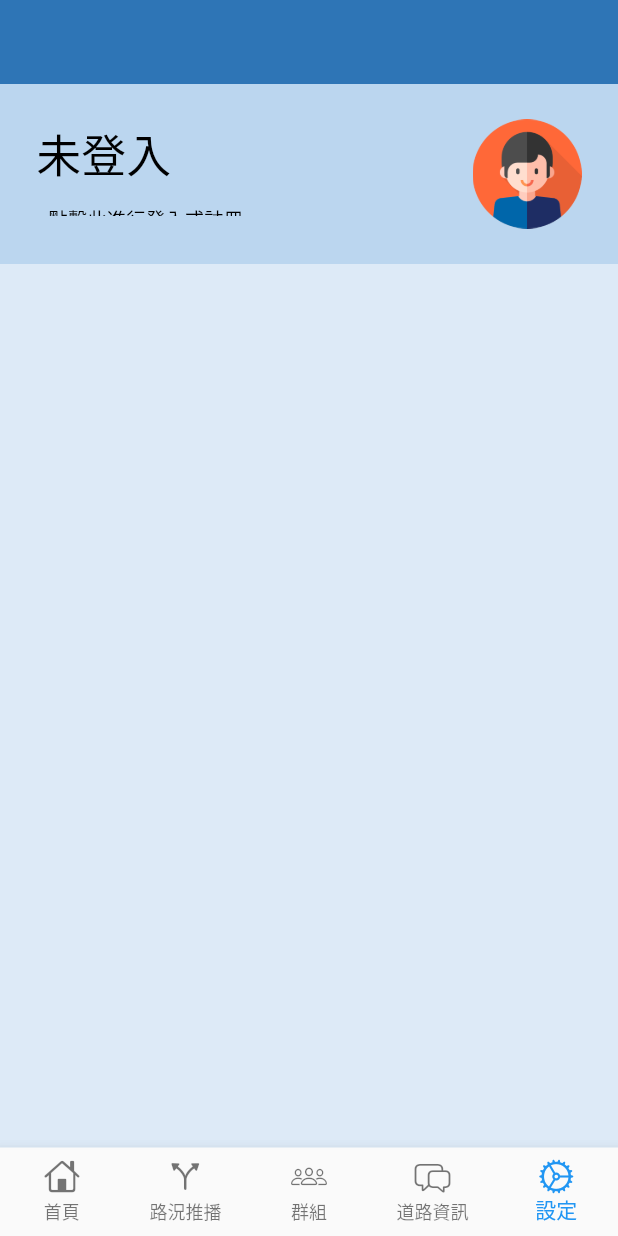
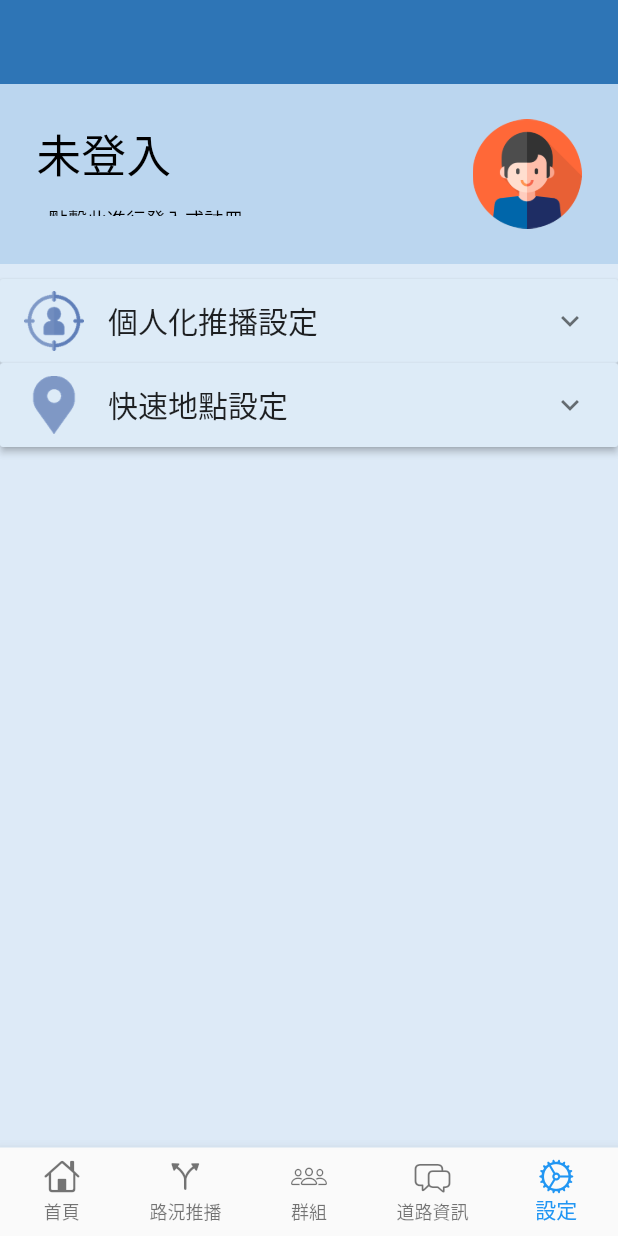
Before and after one commit to lavender0526/TrafficHero-Frontend-APP, a Flutter app: the screen it shows after launch, item 5 of the bottom bar chosen, on a phone screen of 412 x 824 dp. Run offline on Flutter 3.47's test engine with Material 2 defaults, Android fonts, the phone set to English and light mode, and no system bars.

Commit message:
feat: 下拉式複選單設計完成

```diff
--- a/lib/function/setting.dart
+++ b/lib/function/setting.dart
@@ -9,19 +9,36 @@ class setting extends StatefulWidget {
   @override
   State<setting> createState() => _setting();
 }
-
+class Step {
+  Step(
+      this.img,
+      this.title,
+      [this.isExpanded = false]
+      );
+  String img;
+  String title;
+  bool isExpanded;
+}
+//在這擴增設定
+List<Step> getPersonSet() {
+  return [
+    Step('assets/imgSetting/personSet.png','個人化推播設定'),
+  ];
+}
+List<Step> getLocationSet() {
+  return [
+    Step('assets/imgSetting/locationSet.png','快速地點設定'),
+  ];
+}
 class setCheckBox{
-    bool selected;
-    String text;
-    setCheckBox(this.text,this.selected);
-}
-class openState{
-  openState([this.isOpen=false]);
-  bool isOpen;
+  bool selected;
+  String text;
+  setCheckBox(this.text,this.selected);
 }
 
 class _setting extends State<setting> {
-  final List<openState> _openState=[];
+  final List<Step> _getPersonSet = getPersonSet();
+  final List<Step> _getLocationSet = getLocationSet();
   List<setCheckBox> personSet =[];
   List<setCheckBox> locationSet =[];
 
@@ -103,64 +120,73 @@ class _setting extends State<setting> {
               ),
             ),
             SizedBox(height: 10,),
-            Container(
-                // child:ListView.builder(
-                //     itemBuilder: (BuildContext context, int index){
-                //       return ExpansionPanelList (
-                //         expansionCallback: (int index, bool isExpanded) {
-                //           setState(() {
-                //             _openState[index].isOpen = !isExpanded;
-                //           });
-                //         },
-                //         animationDuration: Duration(milliseconds:1000),
-                //         dividerColor:Colors.red,
-                //         elevation:1,
-                //         children:
-                //         // children : [
-                //         //   ExpansionPanel (
-                //         //     headerBuilder: (BuildContext context, bool isExpanded) {
-                //         //       return ListTile(
-                //         //         title: Text('個人化推播設定'),
-                //         //       );
-                //         //     },
-                //         //     body: ListTile(
-                //         //       title: Text('test'),
-                //         //     ),
-                //         //     // Column(
-                //         //     //   children:
-                //         //     //   personSet.map((e) {
-                //         //     //     return _personSet(e);
-                //         //     //   }).toList(),
-                //         //     // ),
-                //         //     canTapOnHeader: true,
-                //         //     isExpanded: isOpen,
-                //         //   ),
-                //         //   // ExpansionPanel (
-                //         //   //   headerBuilder: (BuildContext context, bool isExpanded) {
-                //         //   //     return ListTile(
-                //         //   //       title: Text('快速地點設定'),
-                //         //   //     );
-                //         //   //   },
-                //         //   //   body: Column(
-                //         //   //     children:
-                //         //   //     locationSet.map((e) {
-                //         //   //       return _locationSet(e);
-                //         //   //     }).toList(),
-                //         //   //   ),
-                //         //   //   isExpanded: isOpen,
-                //         //   // ),
-                //         // ],
-                //       );
-                //     }
-                // )
-            )
-
-
+            Column(
+                children:[
+                  _setPerson(),
+                  _setlocation(),
+                ]
+            ),
               ],
             )
               );
   }
-
+  Widget _setPerson() {//個人化推播設定
+    return ExpansionPanelList(
+      expansionCallback: (int index, bool isExpanded) {
+        setState(() {
+          _getPersonSet[index].isExpanded = !isExpanded;
+        });
+      },
+      children: _getPersonSet.map<ExpansionPanel>((Step step) {
+        return ExpansionPanel(
+          backgroundColor: Color.fromRGBO(221,235,247,1),
+          headerBuilder: (BuildContext context, bool isExpanded) {
+            return ListTile(
+              title: Text(step.title,style: TextStyle(fontSize: 20),),
+              leading: Image.asset(step.img,width: 40,),
+            );
+          },
+          body: Column(
+            children:
+            personSet.map((e) {
+              return _personSet(e);
+            }).toList(),
+          ),
+          canTapOnHeader: true,
+          isExpanded: step.isExpanded,
+        );
+      }).toList(),
+    );
+  }
+  Widget _setlocation() {//快速地點設定
+    return ExpansionPanelList(
+      expansionCallback: (int index, bool isExpanded) {
+        setState(() {
+          _getLocationSet[index].isExpanded = !isExpanded;
+        });
+      },
+      children: _getLocationSet.map<ExpansionPanel>((Step step) {
+        return ExpansionPanel(
+          backgroundColor: Color.fromRGBO(221,235,247,1),
+          headerBuilder: (BuildContext context, bool isExpanded) {
+            return ListTile(
+              title: Text(step.title,style: TextStyle(fontSize: 20),),
+              leading: Image.asset(step.img,width: 40,),
+            );
+          },
+          body: Column(
+            children:
+            locationSet.map((e) {
+              return _locationSet(e);
+            }).toList(),
+          ),
+          canTapOnHeader: true,
+          isExpanded: step.isExpanded,
+        );
+      }).toList(),
+    );
+  }
+  //checkbox設置
   Widget _personSet(setCheckBox s){
     return Row(
       children: [
@@ -171,7 +197,7 @@ class _setting extends State<setting> {
               setState(() {});
             },
         ),
-        Text(s.text),
+        Text(s.text,style: TextStyle(fontSize: 20),),
       ],
     );
   }
@@ -185,7 +211,7 @@ class _setting extends State<setting> {
             setState(() {});
           },
         ),
-        Text(s.text),
+        Text(s.text,style: TextStyle(fontSize: 20),),
       ],
     );
   }
```
